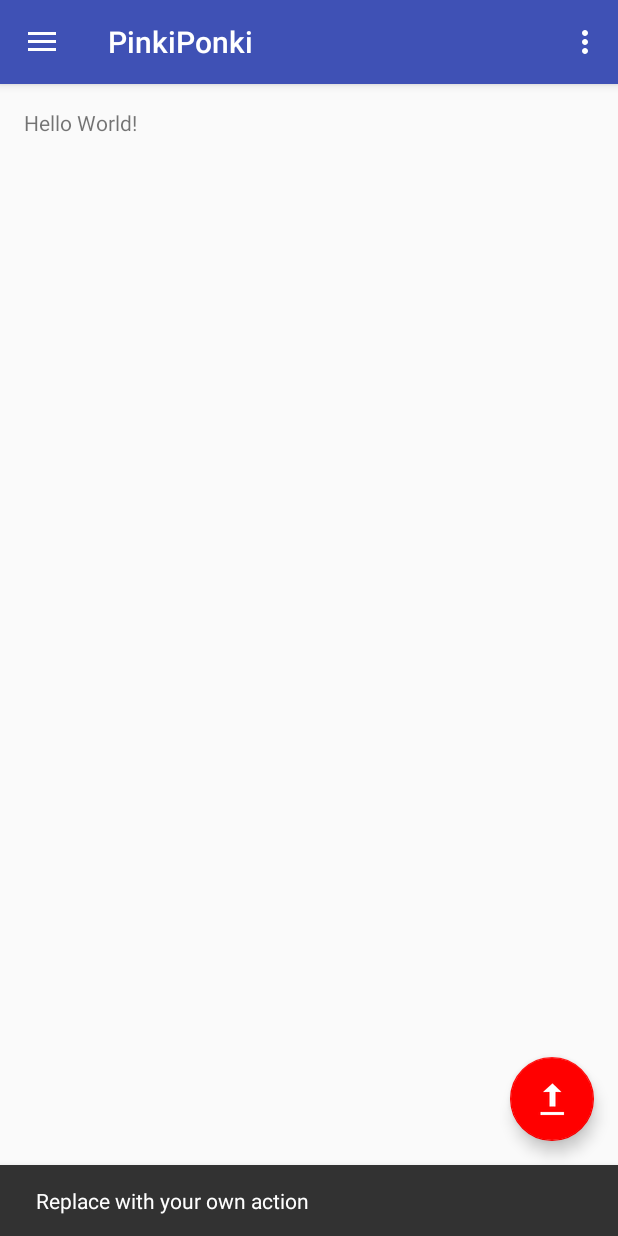
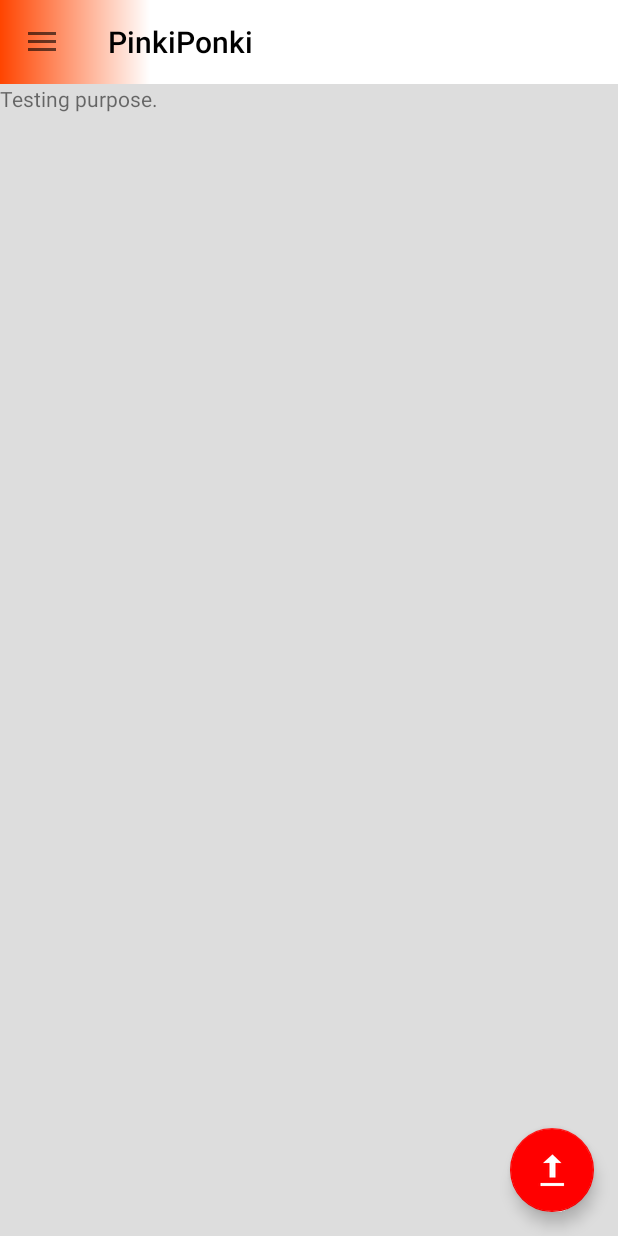
Before and after one commit to mathieudevos/pinkiponki-app, an Android app: the screen it shows after launch (MainActivity), after a tap on an icon or button, on a phone screen of 412 x 824 dp. Run offline under Robolectric (Android 15) with nearby library versions, the phone set to English and light mode, and no system bars; our stand-ins replace Dagger/Hilt's generated code; 5 statements that could not run were skipped.

Commit message:
UI is updated and works, next step to add sliders!

```diff
--- a/PinkiPonki/app/src/main/java/com/mattikettu/pinkiponki/MainActivity.java
+++ b/PinkiPonki/app/src/main/java/com/mattikettu/pinkiponki/MainActivity.java
@@ -2,7 +2,6 @@ package com.mattikettu.pinkiponki;
 
 import android.os.Bundle;
 import android.support.design.widget.FloatingActionButton;
-import android.support.design.widget.Snackbar;
 import android.view.View;
 import android.support.design.widget.NavigationView;
 import android.support.v4.view.GravityCompat;
@@ -14,11 +13,15 @@ import android.view.Menu;
 import android.view.MenuItem;
 
 import com.mattikettu.pinkiponki.util.Injector;
+import com.mattikettu.pinkiponki.util.ToastCreator;
 
-import retrofit2.Retrofit;
+import javax.inject.Inject;
 
 public class MainActivity extends AppCompatActivity
         implements NavigationView.OnNavigationItemSelectedListener {
+
+    @Inject
+    protected ToastCreator toastCreator;
 
     @Override
     protected void onCreate(Bundle savedInstanceState) {
@@ -26,7 +29,7 @@ public class MainActivity extends AppCompatActivity
 
         Injector.inject(this);
 
-        setContentView(R.layout.activity_main);
+        setContentView(R.layout.base_layout);
         Toolbar toolbar = (Toolbar) findViewById(R.id.toolbar);
         setSupportActionBar(toolbar);
 
@@ -34,51 +37,31 @@ public class MainActivity extends AppCompatActivity
         fab.setOnClickListener(new View.OnClickListener() {
             @Override
             public void onClick(View view) {
-                Snackbar.make(view, "Replace with your own action", Snackbar.LENGTH_LONG)
-                        .setAction("Action", null).show();
+
+                toastCreator.showToastLong("Clicked button, idiot.");
+                //Snackbar.make(view, "Replace with your own action", Snackbar.LENGTH_LONG)
+                //        .setAction("Action", null).show();
             }
         });
 
-        DrawerLayout drawer = (DrawerLayout) findViewById(R.id.drawer_layout);
+        DrawerLayout drawer = (DrawerLayout) findViewById(R.id.drawerLayout);
         ActionBarDrawerToggle toggle = new ActionBarDrawerToggle(
                 this, drawer, toolbar, R.string.navigation_drawer_open, R.string.navigation_drawer_close);
         drawer.setDrawerListener(toggle);
         toggle.syncState();
 
-        NavigationView navigationView = (NavigationView) findViewById(R.id.nav_view);
+        NavigationView navigationView = (NavigationView) findViewById(R.id.drawer_view);
         navigationView.setNavigationItemSelectedListener(this);
     }
 
     @Override
     public void onBackPressed() {
-        DrawerLayout drawer = (DrawerLayout) findViewById(R.id.drawer_layout);
+        DrawerLayout drawer = (DrawerLayout) findViewById(R.id.drawerLayout);
         if (drawer.isDrawerOpen(GravityCompat.START)) {
             drawer.closeDrawer(GravityCompat.START);
         } else {
             super.onBackPressed();
         }
-    }
-
-    @Override
-    public boolean onCreateOptionsMenu(Menu menu) {
-        // Inflate the menu; this adds items to the action bar if it is present.
-        getMenuInflater().inflate(R.menu.main, menu);
-        return true;
-    }
-
-    @Override
-    public boolean onOptionsItemSelected(MenuItem item) {
-        // Handle action bar item clicks here. The action bar will
-        // automatically handle clicks on the Home/Up button, so long
-        // as you specify a parent activity in AndroidManifest.xml.
-        int id = item.getItemId();
-
-        //noinspection SimplifiableIfStatement
-        if (id == R.id.action_settings) {
-            return true;
-        }
-
-        return super.onOptionsItemSelected(item);
     }
 
     @SuppressWarnings("StatementWithEmptyBody")
@@ -87,21 +70,21 @@ public class MainActivity extends AppCompatActivity
         // Handle navigation view item clicks here.
         int id = item.getItemId();
 
-        if (id == R.id.nav_camera) {
-            // Handle the camera action
-        } else if (id == R.id.nav_gallery) {
-
-        } else if (id == R.id.nav_slideshow) {
-
-        } else if (id == R.id.nav_manage) {
-
-        } else if (id == R.id.nav_share) {
-
-        } else if (id == R.id.nav_send) {
-
+        if (id == R.id.nav_item_home) {
+            toastCreator.showToastLong("nav_item_home");
+        } else if (id == R.id.nav_item_profile) {
+            toastCreator.showToastLong("nav_item_profile");
+        } else if (id == R.id.nav_item_club) {
+            toastCreator.showToastLong("nav_item_club");
+        } else if (id == R.id.nav_item_settings) {
+            toastCreator.showToastLong("nav_item_settings");
+        } else if (id == R.id.nav_item_logout) {
+            toastCreator.showToastLong("nav_item_logout");
+        } else if (id == R.id.nav_item_about) {
+            toastCreator.showToastLong("nav_item_about");
         }
 
-        DrawerLayout drawer = (DrawerLayout) findViewById(R.id.drawer_layout);
+        DrawerLayout drawer = (DrawerLayout) findViewById(R.id.drawerLayout);
         drawer.closeDrawer(GravityCompat.START);
         return true;
     }
--- a/PinkiPonki/app/src/main/java/com/mattikettu/pinkiponki/util/BootstrapModule.java
+++ b/PinkiPonki/app/src/main/java/com/mattikettu/pinkiponki/util/BootstrapModule.java
@@ -41,7 +41,11 @@ import com.mattikettu.pinkiponki.networkapi.NetworkLogic;
                 //Inject all the classes that will be needing the singletons that are provided below.
                 //It's magic.
 
+                //util
                 BootstrapApplication.class,
+                ToastCreator.class,
+
+                //networkapi
                 NetworkLogic.class,
                 CAservice.class,
                 CurrentUser.class,
--- a/PinkiPonki/app/src/main/res/drawable/side_nav_bar.xml
+++ b/PinkiPonki/app/src/main/res/drawable/side_tool_bar.xml
@@ -1,9 +1,8 @@
 <shape xmlns:android="http://schemas.android.com/apk/res/android"
     android:shape="rectangle">
     <gradient
-        android:angle="135"
-        android:centerColor="#4CAF50"
-        android:endColor="#2E7D32"
-        android:startColor="#81C784"
+        android:angle="0"
+        android:endColor="#FFF"
+        android:startColor="#F40"
         android:type="linear" />
 </shape>
--- a/PinkiPonki/app/src/main/res/layout/app_bar_main.xml
+++ /dev/null
@@ -1,34 +0,0 @@
-<?xml version="1.0" encoding="utf-8"?>
-<android.support.design.widget.CoordinatorLayout xmlns:android="http://schemas.android.com/apk/res/android"
-    xmlns:app="http://schemas.android.com/apk/res-auto"
-    xmlns:tools="http://schemas.android.com/tools"
-    android:layout_width="match_parent"
-    android:layout_height="match_parent"
-    android:fitsSystemWindows="true"
-    tools:context="com.mattikettu.pinkiponki.MainActivity">
-
-    <android.support.design.widget.AppBarLayout
-        android:layout_width="match_parent"
-        android:layout_height="wrap_content"
-        android:theme="@style/AppTheme.AppBarOverlay">
-
-        <android.support.v7.widget.Toolbar
-            android:id="@+id/toolbar"
-            android:layout_width="match_parent"
-            android:layout_height="?attr/actionBarSize"
-            android:background="?attr/colorPrimary"
-            app:popupTheme="@style/AppTheme.PopupOverlay" />
-
-    </android.support.design.widget.AppBarLayout>
-
-    <include layout="@layout/content_main" />
-
-    <android.support.design.widget.FloatingActionButton
-        android:id="@+id/fab"
-        android:layout_width="wrap_content"
-        android:layout_height="wrap_content"
-        android:layout_gravity="bottom|end"
-        android:layout_margin="@dimen/fab_margin"
-        android:src="@android:drawable/stat_sys_upload" />
-
-</android.support.design.widget.CoordinatorLayout>
--- /dev/null
+++ b/PinkiPonki/app/src/main/res/layout/app_main.xml
@@ -0,0 +1,108 @@
+<?xml version="1.0" encoding="utf-8"?>
+
+<!--
+<android.support.design.widget.CoordinatorLayout xmlns:android="http://schemas.android.com/apk/res/android"
+    xmlns:app="http://schemas.android.com/apk/res-auto"
+    xmlns:tools="http://schemas.android.com/tools"
+    android:layout_width="match_parent"
+    android:layout_height="match_parent"
+    android:fitsSystemWindows="true"
+    tools:context="com.mattikettu.pinkiponki.MainActivity">
+
+    <android.support.design.widget.AppBarLayout
+        android:layout_width="match_parent"
+        android:layout_height="wrap_content"
+        android:theme="@style/AppTheme.AppBarOverlay">
+
+        <android.support.v7.widget.Toolbar
+            android:id="@+id/toolbar"
+            android:layout_width="match_parent"
+            android:layout_height="?attr/actionBarSize"
+            android:background="?attr/colorPrimary"
+            app:popupTheme="@style/AppTheme.PopupOverlay" />
+
+    </android.support.design.widget.AppBarLayout>
+
+    <android.support.design.widget.FloatingActionButton
+        android:id="@+id/fab"
+        android:layout_width="wrap_content"
+        android:layout_height="wrap_content"
+        android:layout_gravity="bottom|end"
+        android:layout_margin="@dimen/fab_margin"
+        android:src="@android:drawable/stat_sys_upload" />
+
+</android.support.design.widget.CoordinatorLayout>
+
+-->
+
+<android.support.design.widget.CoordinatorLayout xmlns:android="http://schemas.android.com/apk/res/android"
+    android:layout_width="match_parent"
+    android:layout_height="match_parent">
+
+    <LinearLayout
+        android:layout_width="match_parent"
+        android:layout_height="match_parent"
+        android:orientation="vertical"
+        xmlns:android="http://schemas.android.com/apk/res/android">
+
+        <!-- Toolbar on top -->
+        <RelativeLayout
+            android:layout_width="match_parent"
+            android:layout_height="wrap_content">
+
+            <!-- creates white bg -->
+            <android.support.v7.widget.Toolbar
+                android:layout_width="match_parent"
+                android:layout_height="wrap_content"
+                android:background="@color/colorPrimary"
+                android:gravity="start|top"
+                />
+
+            <!-- creates the small gradient shape -->
+            <android.support.v7.widget.Toolbar
+                android:layout_width="100dp"
+                android:layout_height="wrap_content"
+                android:background="@drawable/side_tool_bar"
+                android:gravity="start|top"
+                />
+
+            <!-- actual toolbar -->
+            <android.support.v7.widget.Toolbar
+                android:layout_width="match_parent"
+                android:layout_height="wrap_content"
+                android:id="@+id/toolbar"
+                android:background="@android:color/transparent"
+                android:title="@string/app_name"
+                android:gravity=""/>
+
+        </RelativeLayout>
+
+
+
+
+        <!-- FrameLayout: Container -->
+        <FrameLayout
+            android:layout_width="match_parent"
+            android:layout_height="match_parent"
+            android:orientation="vertical"
+            android:id="@+id/containerView">
+            <TextView
+                android:layout_width="wrap_content"
+                android:layout_height="wrap_content"
+                android:text="Testing purpose."/>
+        </FrameLayout>
+
+    </LinearLayout>
+
+    <!-- FAB -->
+    <android.support.design.widget.FloatingActionButton
+        android:id="@+id/fab"
+        android:layout_width="wrap_content"
+        android:layout_height="wrap_content"
+        android:layout_gravity="bottom|end"
+        android:layout_margin="@dimen/fab_margin"
+        android:src="@android:drawable/stat_sys_upload"
+        android:clickable="true"
+        />
+
+</android.support.design.widget.CoordinatorLayout>
--- a/PinkiPonki/app/src/main/res/layout/activity_main.xml
+++ b/PinkiPonki/app/src/main/res/layout/base_layout.xml
@@ -1,25 +1,31 @@
 <?xml version="1.0" encoding="utf-8"?>
+
+<!-- Base layout, has the drawer and include the app_main -->
 <android.support.v4.widget.DrawerLayout xmlns:android="http://schemas.android.com/apk/res/android"
     xmlns:app="http://schemas.android.com/apk/res-auto"
-    xmlns:tools="http://schemas.android.com/tools"
-    android:id="@+id/drawer_layout"
+    android:id="@+id/drawerLayout"
     android:layout_width="match_parent"
     android:layout_height="match_parent"
+    xmlns:tools="http://schemas.android.com/tools"
     android:fitsSystemWindows="true"
+    android:orientation="vertical"
     tools:openDrawer="start">
 
+    <!-- This is the actual application xml -->
     <include
-        layout="@layout/app_bar_main"
+        layout="@layout/app_main"
         android:layout_width="match_parent"
-        android:layout_height="match_parent" />
+        android:layout_height="match_parent"/>
 
+    <!-- This is the drawer -->
     <android.support.design.widget.NavigationView
-        android:id="@+id/nav_view"
+        android:id="@+id/drawer_view"
         android:layout_width="wrap_content"
         android:layout_height="match_parent"
         android:layout_gravity="start"
         android:fitsSystemWindows="true"
         app:headerLayout="@layout/nav_header_main"
-        app:menu="@menu/drawermenu" />
+        app:menu="@menu/drawermenu"/>
+
 
 </android.support.v4.widget.DrawerLayout>
--- a/PinkiPonki/app/src/main/res/layout/content_main.xml
+++ /dev/null
@@ -1,19 +0,0 @@
-<?xml version="1.0" encoding="utf-8"?>
-<RelativeLayout xmlns:android="http://schemas.android.com/apk/res/android"
-    xmlns:app="http://schemas.android.com/apk/res-auto"
-    xmlns:tools="http://schemas.android.com/tools"
-    android:layout_width="match_parent"
-    android:layout_height="match_parent"
-    android:paddingBottom="@dimen/activity_vertical_margin"
-    android:paddingLeft="@dimen/activity_horizontal_margin"
-    android:paddingRight="@dimen/activity_horizontal_margin"
-    android:paddingTop="@dimen/activity_vertical_margin"
-    app:layout_behavior="@string/appbar_scrolling_view_behavior"
-    tools:context="com.mattikettu.pinkiponki.MainActivity"
-    tools:showIn="@layout/app_bar_main">
-
-    <TextView
-        android:layout_width="wrap_content"
-        android:layout_height="wrap_content"
-        android:text="Hello World!" />
-</RelativeLayout>
--- a/PinkiPonki/app/src/main/res/menu/main.xml
+++ /dev/null
@@ -1,12 +0,0 @@
-<?xml version="1.0" encoding="utf-8"?>
-<menu xmlns:android="http://schemas.android.com/apk/res/android"
-    xmlns:app="http://schemas.android.com/apk/res-auto">
-    <item
-        android:id="@+id/action_settings"
-        android:orderInCategory="100"
-        android:title="@string/action_settings"
-        app:showAsAction="never" />
-
-
-
-</menu>
--- a/PinkiPonki/app/src/main/res/values/colors.xml
+++ b/PinkiPonki/app/src/main/res/values/colors.xml
@@ -1,8 +1,10 @@
 <?xml version="1.0" encoding="utf-8"?>
 <resources>
-    <color name="colorPrimary">#3F51B5</color>
-    <color name="colorPrimaryDark">#303F9F</color>
+    <color name="colorPrimary">#FFF</color>
+    <color name="colorPrimaryDark">#BBB</color>
+    <color name="colorBackground">#DDD</color>
     <color name="colorAccent">#FF0000</color>
+
 
     <color name="black">#000000</color>
     <color name="white">#FFFFFF</color>
--- a/PinkiPonki/app/src/main/res/values/styles.xml
+++ b/PinkiPonki/app/src/main/res/values/styles.xml
@@ -6,6 +6,9 @@
         <item name="colorPrimary">@color/colorPrimary</item>
         <item name="colorPrimaryDark">@color/colorPrimaryDark</item>
         <item name="colorAccent">@color/colorAccent</item>
+
+        <item name="android:textColorPrimary">@android:color/black</item>
+        <item name="android:windowBackground">@color/colorBackground</item>
     </style>
 
     <style name="AppTheme.NoActionBar">
```
Also changed, not shown: PinkiPonki/app/src/main/res/menu/activity_main_drawer.xml (deleted, +0 -36 lines).
